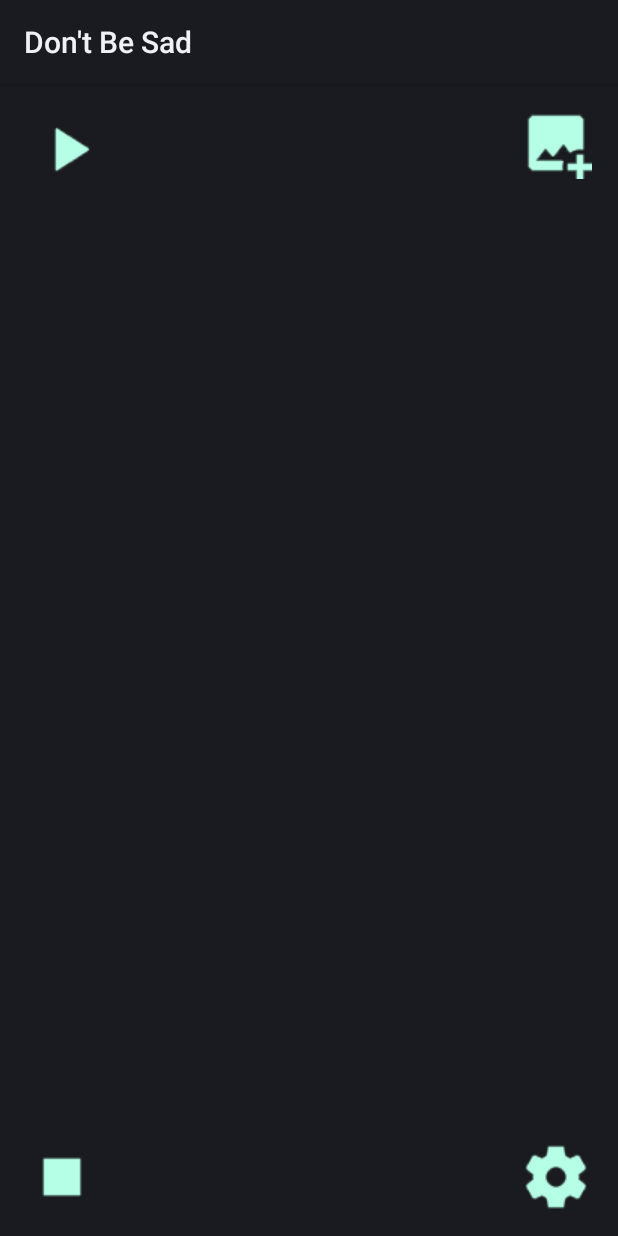
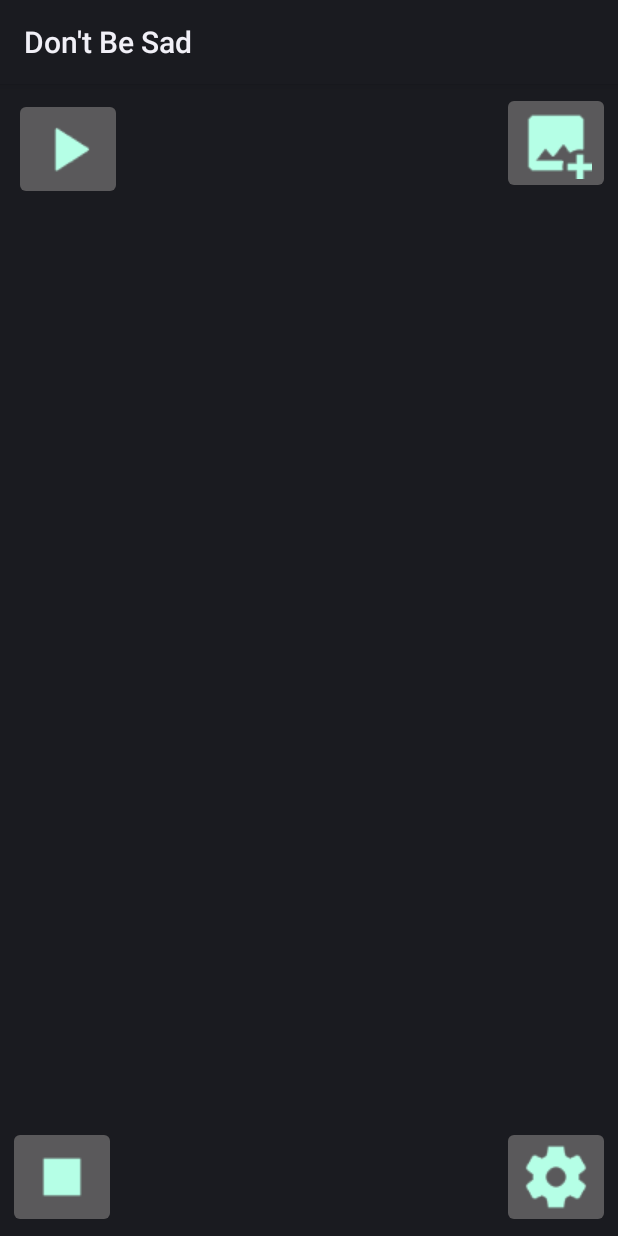
Before and after one commit to AlanFletes/DontBeSad, an Android app: the screen it shows after launch (MainActivity), on a phone screen of 412 x 824 dp. Run offline under Robolectric (Android 15) with nearby library versions, the light colour scheme and no system bars; plain views replace BoxInsetLayout.

Commit message:
se le cambiaron los colores a los iconos correspondientes al primer layout (activity_main), play, image, stop y settings

```diff
--- a/app/src/main/res/layout/activity_main.xml
+++ b/app/src/main/res/layout/activity_main.xml
@@ -22,7 +22,6 @@
             android:layout_marginStart="4dp"
             android:layout_marginTop="4dp"
             android:src="@drawable/play"
-            android:backgroundTint="@color/common_google_signin_btn_tint"
             app:layout_constraintStart_toStartOf="parent"
             app:layout_constraintTop_toTopOf="parent" />
 
@@ -31,7 +30,6 @@
             android:layout_width="wrap_content"
             android:layout_height="wrap_content"
             android:src="@drawable/imageplus"
-            android:backgroundTint="@color/common_google_signin_btn_tint"
             app:layout_constraintEnd_toEndOf="parent"
             app:layout_constraintTop_toTopOf="parent" />
 
@@ -40,7 +38,6 @@
             android:layout_width="wrap_content"
             android:layout_height="wrap_content"
             android:src="@drawable/stop"
-            android:backgroundTint="@color/common_google_signin_btn_tint"
             app:layout_constraintBottom_toBottomOf="parent"
             app:layout_constraintStart_toStartOf="parent" />
 
@@ -49,7 +46,6 @@
             android:layout_width="wrap_content"
             android:layout_height="wrap_content"
             android:src="@drawable/cog"
-            android:backgroundTint="@color/common_google_signin_btn_tint"
             app:layout_constraintBottom_toBottomOf="parent"
             app:layout_constraintEnd_toEndOf="parent" />
     </androidx.constraintlayout.widget.ConstraintLayout>
```
